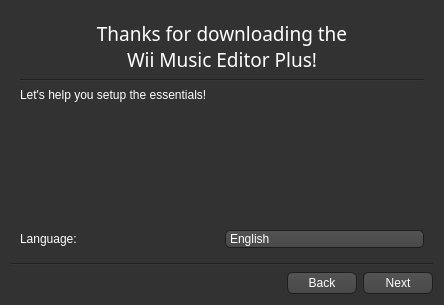
Qt form wii_music_editor/ui/templates/first_setup.ui (BenjaminHalko/WiiMusicEditorPlus) before a commit.
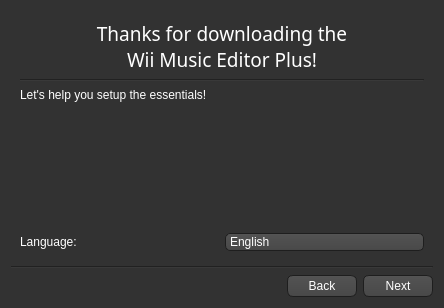
The same form after that commit. Icons and pictures are not drawn.

```diff
--- a/wii_music_editor/ui/templates/first_setup.ui
+++ b/wii_music_editor/ui/templates/first_setup.ui
@@ -9,8 +9,8 @@
    <rect>
     <x>0</x>
     <y>0</y>
-    <width>404</width>
-    <height>294</height>
+    <width>435</width>
+    <height>308</height>
    </rect>
   </property>
   <property name="windowTitle">
```
Left out of the diff: 2 changed lines with no effect on the pictures.
